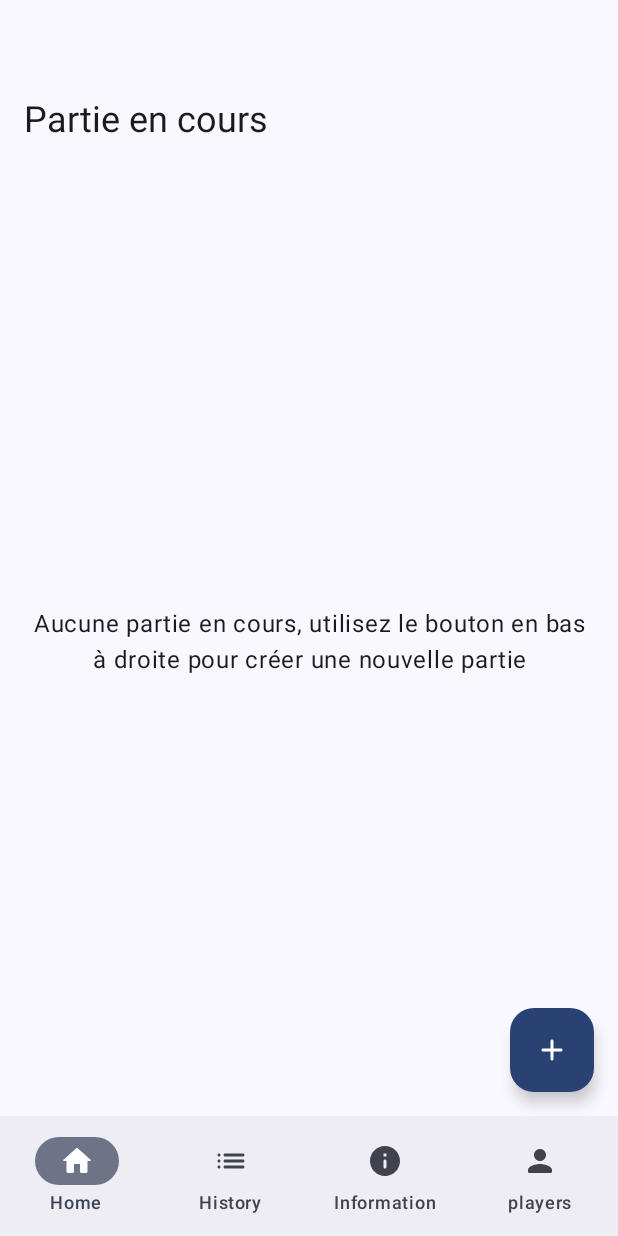
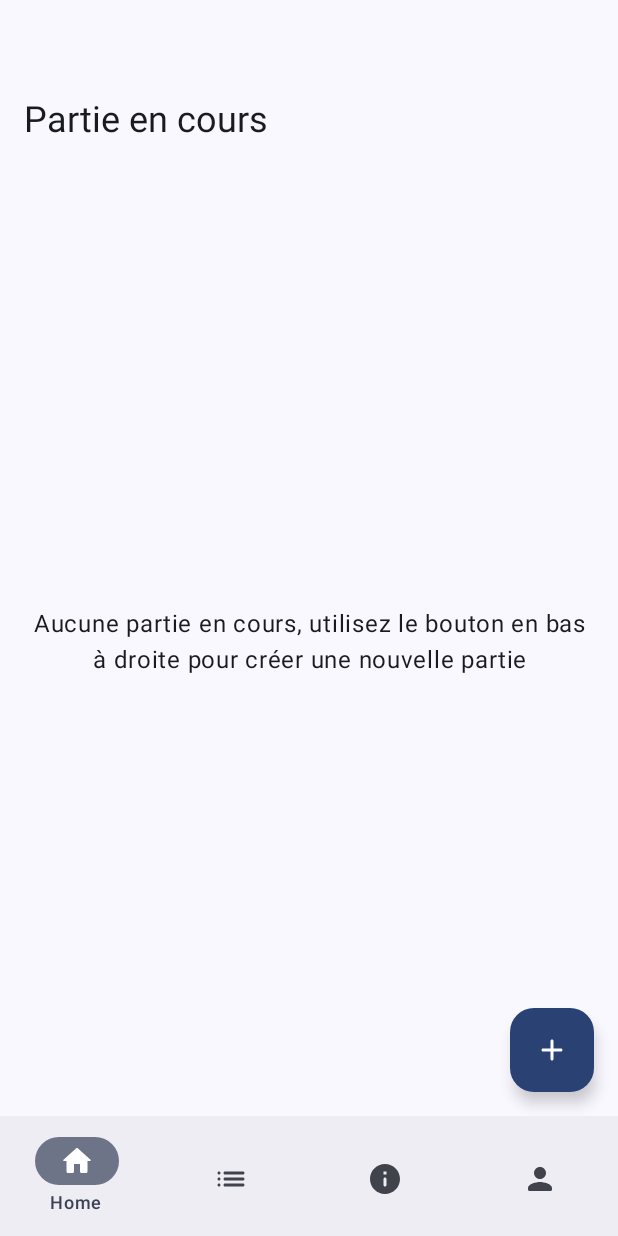
Before and after one commit to ThomasBernard03/Tarot, an Android app built with Jetpack Compose: the screen it shows after launch (MainActivity), on a phone screen of 412 x 824 dp. Run offline under Robolectric (Android 15) with nearby library versions, the phone set to English and light mode, and no system bars; our stand-ins replace Room's generated code.

Commit message:
New navigation bar

```diff
--- a/app/src/main/java/fr/thomasbernard03/tarot/domain/models/NavigationItem.kt
+++ b/app/src/main/java/fr/thomasbernard03/tarot/domain/models/NavigationItem.kt
@@ -11,5 +11,5 @@ sealed class NavigationItem(var route: String, val icon: ImageVector?, var title
     data object Game : NavigationItem("game", Icons.Rounded.Home, "Home")
     data object History : NavigationItem("history", Icons.AutoMirrored.Rounded.List, "History")
     data object Information : NavigationItem("information", Icons.Rounded.Info, "Information")
-    data object Players : NavigationItem("players", Icons.Rounded.Person, "players")
+    data object Players : NavigationItem("players", Icons.Rounded.Person, "Players")
 }
--- a/app/src/main/java/fr/thomasbernard03/tarot/presentation/components/BottomAppBar.kt
+++ b/app/src/main/java/fr/thomasbernard03/tarot/presentation/components/BottomAppBar.kt
@@ -37,7 +37,7 @@ fun BottomAppBar(navController: NavController) {
         NavigationBar {
             items.forEachIndexed { index, item ->
                 NavigationBarItem(
-                    alwaysShowLabel = true,
+                    alwaysShowLabel = false,
                     icon = { Icon(item.icon!!, contentDescription = item.title) },
                     label = { Text(item.title) },
                     selected = selectedItem == index,
```
